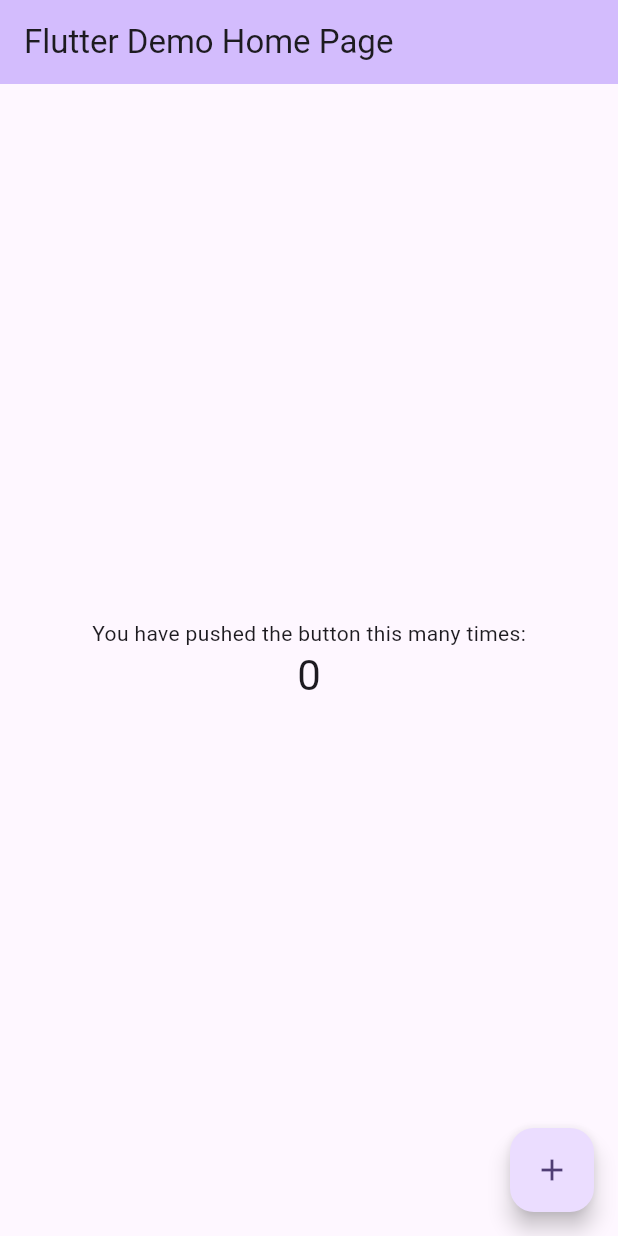
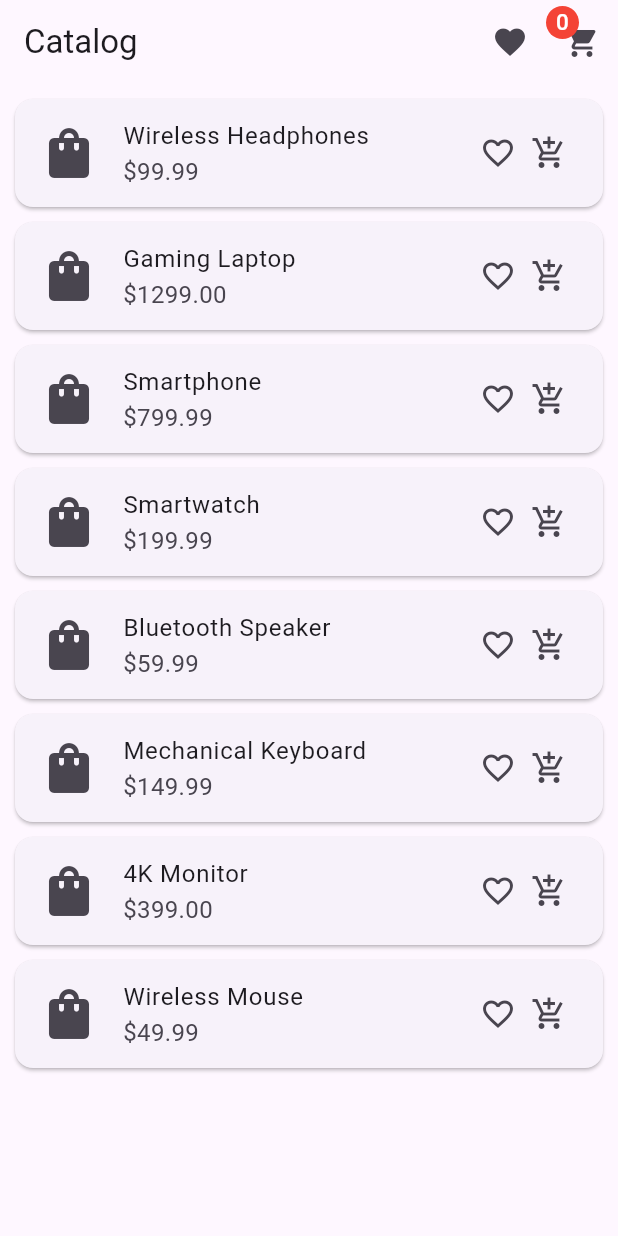
Before and after one commit to AbdelazizSameh/DEPI-tasks, a Flutter app: the screen it shows after launch, on a phone screen of 412 x 824 dp. Run offline on Flutter 3.47's test engine with Material 3 defaults, Android fonts, the phone set to English and light mode, and no system bars.

Commit message:
paste the project

```diff
--- a/cart_and_wishlist_app/lib/main.dart
+++ b/cart_and_wishlist_app/lib/main.dart
@@ -1,122 +1,25 @@
+import 'package:cart_and_wishlist_app/controller/product_controller.dart';
+import 'package:cart_and_wishlist_app/views/home_view.dart';
 import 'package:flutter/material.dart';
+import 'package:provider/provider.dart';
 
 void main() {
-  runApp(const MyApp());
+  runApp(
+    ChangeNotifierProvider(
+      create: (context) => ProductProvider(),
+      child: const MyApp(),
+    ),
+  );
 }
 
 class MyApp extends StatelessWidget {
   const MyApp({super.key});
 
-  // This widget is the root of your application.
   @override
   Widget build(BuildContext context) {
-    return MaterialApp(
-      title: 'Flutter Demo',
-      theme: ThemeData(
-        // This is the theme of your application.
-        //
-        // TRY THIS: Try running your application with "flutter run". You'll see
-        // the application has a purple toolbar. Then, without quitting the app,
-        // try changing the seedColor in the colorScheme below to Colors.green
-        // and then invoke "hot reload" (save your changes or press the "hot
-        // reload" button in a Flutter-supported IDE, or press "r" if you used
-        // the command line to start the app).
-        //
-        // Notice that the counter didn't reset back to zero; the application
-        // state is not lost during the reload. To reset the state, use hot
-        // restart instead.
-        //
-        // This works for code too, not just values: Most code changes can be
-        // tested with just a hot reload.
-        colorScheme: ColorScheme.fromSeed(seedColor: Colors.deepPurple),
-      ),
-      home: const MyHomePage(title: 'Flutter Demo Home Page'),
+    return const MaterialApp(
+      home: HomeView(),
+      debugShowCheckedModeBanner: false,
     );
   }
 }
-
-class MyHomePage extends StatefulWidget {
-  const MyHomePage({super.key, required this.title});
-
-  // This widget is the home page of your application. It is stateful, meaning
-  // that it has a State object (defined below) that contains fields that affect
-  // how it looks.
-
-  // This class is the configuration for the state. It holds the values (in this
-  // case the title) provided by the parent (in this case the App widget) and
-  // used by the build method of the State. Fields in a Widget subclass are
-  // always marked "final".
-
-  final String title;
-
-  @override
-  State<MyHomePage> createState() => _MyHomePageState();
-}
-
-class _MyHomePageState extends State<MyHomePage> {
-  int _counter = 0;
-
-  void _incrementCounter() {
-    setState(() {
-      // This call to setState tells the Flutter framework that something has
-      // changed in this State, which causes it to rerun the build method below
-      // so that the display can reflect the updated values. If we changed
-      // _counter without calling setState(), then the build method would not be
-      // called again, and so nothing would appear to happen.
-      _counter++;
-    });
-  }
-
-  @override
-  Widget build(BuildContext context) {
-    // This method is rerun every time setState is called, for instance as done
-    // by the _incrementCounter method above.
-    //
-    // The Flutter framework has been optimized to make rerunning build methods
-    // fast, so that you can just rebuild anything that needs updating rather
-    // than having to individually change instances of widgets.
-    return Scaffold(
-      appBar: AppBar(
-        // TRY THIS: Try changing the color here to a specific color (to
-        // Colors.amber, perhaps?) and trigger a hot reload to see the AppBar
-        // change color while the other colors stay the same.
-        backgroundColor: Theme.of(context).colorScheme.inversePrimary,
-        // Here we take the value from the MyHomePage object that was created by
-        // the App.build method, and use it to set our appbar title.
-        title: Text(widget.title),
-      ),
-      body: Center(
-        // Center is a layout widget. It takes a single child and positions it
-        // in the middle of the parent.
-        child: Column(
-          // Column is also a layout widget. It takes a list of children and
-          // arranges them vertically. By default, it sizes itself to fit its
-          // children horizontally, and tries to be as tall as its parent.
-          //
-          // Column has various properties to control how it sizes itself and
-          // how it positions its children. Here we use mainAxisAlignment to
-          // center the children vertically; the main axis here is the vertical
-          // axis because Columns are vertical (the cross axis would be
-          // horizontal).
-          //
-          // TRY THIS: Invoke "debug painting" (choose the "Toggle Debug Paint"
-          // action in the IDE, or press "p" in the console), to see the
-          // wireframe for each widget.
-          mainAxisAlignment: MainAxisAlignment.center,
-          children: <Widget>[
-            const Text('You have pushed the button this many times:'),
-            Text(
-              '$_counter',
-              style: Theme.of(context).textTheme.headlineMedium,
-            ),
-          ],
-        ),
-      ),
-      floatingActionButton: FloatingActionButton(
-        onPressed: _incrementCounter,
-        tooltip: 'Increment',
-        child: const Icon(Icons.add),
-      ), // This trailing comma makes auto-formatting nicer for build methods.
-    );
-  }
-}
--- /dev/null
+++ b/cart_and_wishlist_app/lib/models/product_model.dart
@@ -0,0 +1,6 @@
+class ProductModel {
+  final String name;
+  final String price;
+
+  const ProductModel({required this.name, required this.price});
+}
--- /dev/null
+++ b/cart_and_wishlist_app/lib/views/home_view.dart
@@ -0,0 +1,131 @@
+import 'package:cart_and_wishlist_app/controller/product_controller.dart';
+import 'package:cart_and_wishlist_app/models/product_model.dart';
+import 'package:cart_and_wishlist_app/views/fav_view.dart';
+import 'package:cart_and_wishlist_app/views/in_basket_view.dart';
+import 'package:flutter/material.dart';
+import 'package:provider/provider.dart';
+
+class HomeView extends StatelessWidget {
+  const HomeView({super.key});
+  final List<ProductModel> dummyProducts = const [
+    ProductModel(name: 'Wireless Headphones', price: '\$99.99'),
+    ProductModel(name: 'Gaming Laptop', price: '\$1299.00'),
+    ProductModel(name: 'Smartphone', price: '\$799.99'),
+    ProductModel(name: 'Smartwatch', price: '\$199.99'),
+    ProductModel(name: 'Bluetooth Speaker', price: '\$59.99'),
+    ProductModel(name: 'Mechanical Keyboard', price: '\$149.99'),
+    ProductModel(name: '4K Monitor', price: '\$399.00'),
+    ProductModel(name: 'Wireless Mouse', price: '\$49.99'),
+  ];
+  @override
+  Widget build(BuildContext context) {
+    return Scaffold(
+      appBar: AppBar(
+        title: Text('Catalog'),
+        actions: [
+          IconButton(
+            onPressed: () {
+              Navigator.push(
+                context,
+                MaterialPageRoute(
+                  builder: (context) {
+                    return FavView();
+                  },
+                ),
+              );
+            },
+            icon: Icon(Icons.favorite),
+          ),
+          Stack(
+            children: [
+              IconButton(
+                onPressed: () {
+                  Navigator.push(
+                    context,
+                    MaterialPageRoute(
+                      builder: (context) {
+                        return InBasketView();
+                      },
+                    ),
+                  );
+                },
+                icon: Icon(Icons.shopping_cart),
+              ),
+              CircleAvatar(
+                backgroundColor: Colors.red,
+                radius: 11,
+                child: Text(
+                  Provider.of<ProductProvider>(
+                    context,
+                  ).inBasketProducts.length.toString(),
+                  style: TextStyle(fontSize: 15, color: Colors.white),
+                ),
+              ),
+            ],
+          ),
+        ],
+      ),
+      body: ListView.builder(
+        padding: EdgeInsets.all(10),
+        itemCount: dummyProducts.length,
+        itemBuilder: (context, index) {
+          return Card(
+            margin: EdgeInsets.only(bottom: 10),
+            child: ListTile(
+              leading: const Icon(Icons.shopping_bag, size: 40),
+              title: Text(dummyProducts[index].name),
+              subtitle: Text(
+                dummyProducts[index].price,
+                style: TextStyle(fontSize: 16),
+              ),
+              trailing: Consumer<ProductProvider>(
+                builder: (context, product, _) {
+                  return Row(
+                    mainAxisSize: MainAxisSize.min,
+                    spacing: 10,
+                    children: [
+                      GestureDetector(
+                        onTap: () {
+                          if (product.favProducts.contains(
+                            dummyProducts[index],
+                          )) {
+                            product.removeFav(dummyProducts[index]);
+                          } else {
+                            product.addFav(dummyProducts[index]);
+                          }
+                        },
+
+                        child:
+                            product.favProducts.contains(dummyProducts[index])
+                            ? Icon(Icons.favorite, color: Colors.red)
+                            : Icon(Icons.favorite_outline),
+                      ),
+
+                      GestureDetector(
+                        onTap: () {
+                          if (product.inBasketProducts.contains(
+                            dummyProducts[index],
+                          )) {
+                            product.removeInBasket(dummyProducts[index]);
+                          } else {
+                            product.addInBasket(dummyProducts[index]);
+                          }
+                        },
+                        child:
+                            product.inBasketProducts.contains(
+                              dummyProducts[index],
+                            )
+                            ? Icon(Icons.done, color: Colors.green)
+                            : Icon(Icons.add_shopping_cart_outlined),
+                      ),
+                    ],
+                  );
+                },
+              ),
+            ),
+          );
+        },
+      ),
+    );
+  }
+}
--- a/cart_and_wishlist_app/pubspec.yaml
+++ b/cart_and_wishlist_app/pubspec.yaml
@@ -34,6 +34,7 @@ dependencies:
   # The following adds the Cupertino Icons font to your application.
   # Use with the CupertinoIcons class for iOS style icons.
   cupertino_icons: ^1.0.8
+  provider: ^6.1.5+1
 
 dev_dependencies:
   flutter_test:
```
Also changed, not shown: cart_and_wishlist_app/lib/controller/product_controller.dart (added, +27 -0 lines), cart_and_wishlist_app/lib/views/fav_view.dart (added, +62 -0 lines), cart_and_wishlist_app/lib/views/in_basket_view.dart (added, +67 -0 lines), cart_and_wishlist_app/pubspec.lock.
